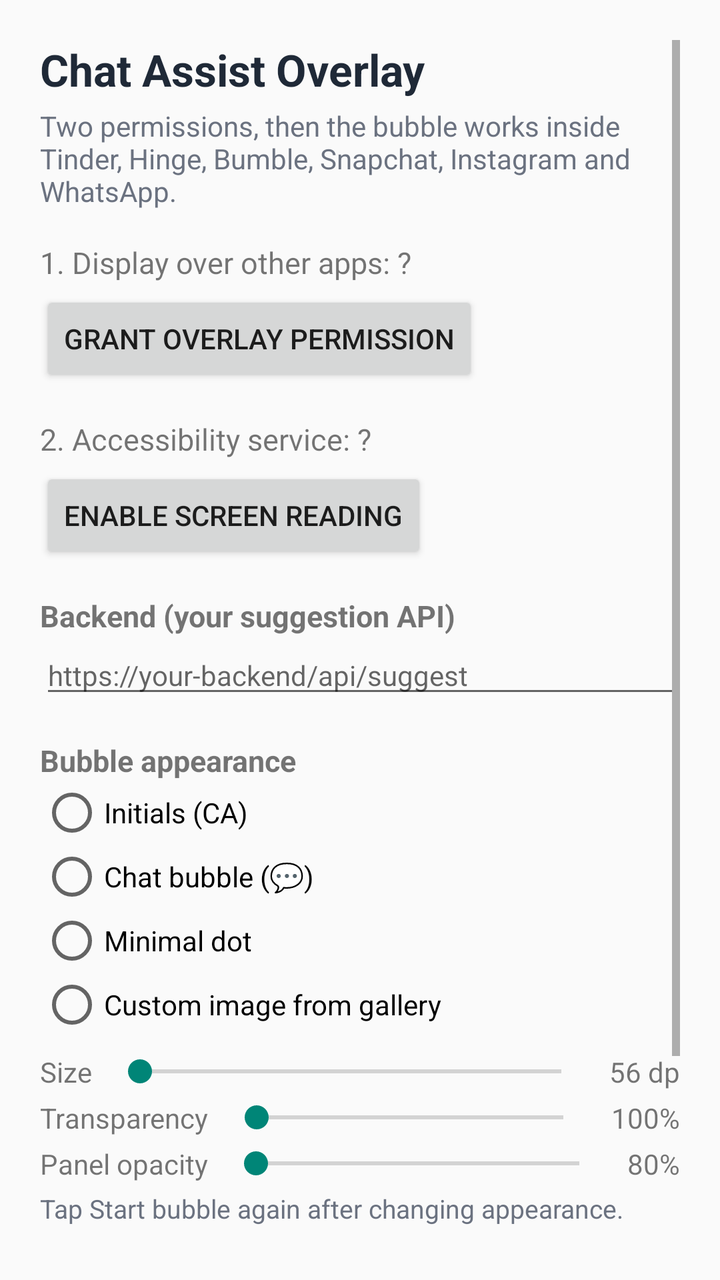
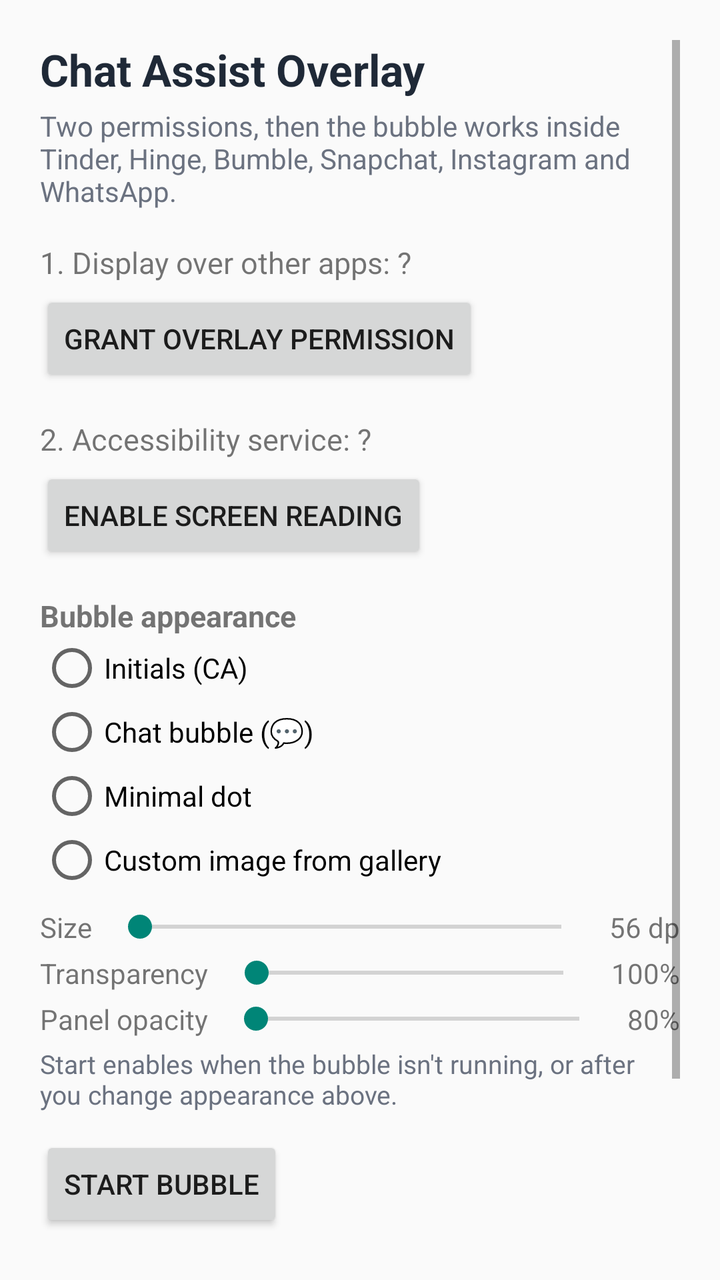

Two renders of the same Android screen: before a commit and after it. Below are the layout's source before the change and the commit's diff.
<!-- AndroidManifest.xml: application theme Theme.ChatAssist -->
<!-- res/layout/activity_main.xml -->
<?xml version="1.0" encoding="utf-8"?>
<ScrollView xmlns:android="http://schemas.android.com/apk/res/android"
    android:layout_width="match_parent"
    android:layout_height="match_parent"
    android:padding="20dp">

    <LinearLayout
        android:layout_width="match_parent"
        android:layout_height="wrap_content"
        android:orientation="vertical">

        <TextView
            android:layout_width="wrap_content"
            android:layout_height="wrap_content"
            android:text="Chat Assist Overlay"
            android:textColor="@color/ink"
            android:textSize="22sp"
            android:textStyle="bold" />

        <TextView
            android:layout_width="wrap_content"
            android:layout_height="wrap_content"
            android:layout_marginTop="4dp"
            android:text="Two permissions, then the bubble works inside Tinder, Hinge, Bumble, Snapchat, Instagram and WhatsApp."
            android:textColor="#6B7280"
            android:textSize="14sp" />

        <TextView
            android:id="@+id/statusOverlay"
            android:layout_width="wrap_content"
            android:layout_height="wrap_content"
            android:layout_marginTop="16dp"
            android:text="1. Display over other apps: ?"
            android:textSize="15sp" />

        <Button
            android:id="@+id/btnOverlay"
            android:layout_width="wrap_content"
            android:layout_height="wrap_content"
            android:layout_marginTop="4dp"
            android:text="Grant overlay permission" />

        <TextView
            android:id="@+id/statusA11y"
            android:layout_width="wrap_content"
            android:layout_height="wrap_content"
            android:layout_marginTop="16dp"
            android:text="2. Accessibility service: ?"
            android:textSize="15sp" />

        <Button
            android:id="@+id/btnA11y"
            android:layout_width="wrap_content"
            android:layout_height="wrap_content"
            android:layout_marginTop="4dp"
            android:text="Enable screen reading" />

        <TextView
            android:layout_width="wrap_content"
            android:layout_height="wrap_content"
            android:layout_marginTop="16dp"
            android:text="Backend (your suggestion API)"
            android:textSize="15sp"
            android:textStyle="bold" />

        <EditText
            android:id="@+id/inputBackendUrl"
            android:layout_width="match_parent"
            android:layout_height="wrap_content"
            android:hint="https://your-backend/api/suggest"
            android:inputType="textUri"
            android:textSize="14sp" />

        <TextView
            android:layout_width="wrap_content"
            android:layout_height="wrap_content"
            android:layout_marginTop="16dp"
            android:text="Bubble appearance"
            android:textSize="15sp"
            android:textStyle="bold" />

        <RadioGroup
            android:id="@+id/iconGroup"
            android:layout_width="match_parent"
            android:layout_height="wrap_content"
            android:orientation="vertical">

            <RadioButton
                android:id="@+id/radioInitials"
                android:layout_width="wrap_content"
                android:layout_height="wrap_content"
                android:text="Initials (CA)" />

            <RadioButton
                android:id="@+id/radioChat"
                android:layout_width="wrap_content"
                android:layout_height="wrap_content"
                android:text="Chat bubble (💬)" />

            <RadioButton
                android:id="@+id/radioDot"
                android:layout_width="wrap_content"
                android:layout_height="wrap_content"
                android:text="Minimal dot" />

            <RadioButton
                android:id="@+id/radioCustom"
                android:layout_width="wrap_content"
                android:layout_height="wrap_content"
                android:text="Custom image from gallery" />
        </RadioGroup>

        <LinearLayout
            android:layout_width="match_parent"
            android:layout_height="wrap_content"
            android:layout_marginTop="8dp"
            android:gravity="center_vertical"
            android:orientation="horizontal">

            <TextView
                android:layout_width="wrap_content"
                android:layout_height="wrap_content"
                android:text="Size"
                android:textSize="14sp" />

            <SeekBar
                android:id="@+id/sizeSeek"
                android:layout_width="0dp"
                android:layout_height="wrap_content"
                android:layout_marginStart="8dp"
                android:layout_weight="1" />

            <TextView
                android:id="@+id/sizeValue"
                android:layout_width="wrap_content"
                android:layout_height="wrap_content"
                android:layout_marginStart="8dp"
                android:text="56 dp"
                android:textSize="14sp" />
        </LinearLayout>

        <LinearLayout
            android:layout_width="match_parent"
            android:layout_height="wrap_content"
            android:layout_marginTop="4dp"
            android:gravity="center_vertical"
            android:orientation="horizontal">

            <TextView
                android:layout_width="wrap_content"
                android:layout_height="wrap_content"
                android:text="Transparency"
                android:textSize="14sp" />

            <SeekBar
                android:id="@+id/alphaSeek"
                android:layout_width="0dp"
                android:layout_height="wrap_content"
                android:layout_marginStart="8dp"
                android:layout_weight="1" />

            <TextView
                android:id="@+id/alphaValue"
                android:layout_width="wrap_content"
                android:layout_height="wrap_content"
                android:layout_marginStart="8dp"
                android:text="100%"
                android:textSize="14sp" />
        </LinearLayout>

        <LinearLayout
            android:layout_width="match_parent"
            android:layout_height="wrap_content"
            android:layout_marginTop="4dp"
            android:gravity="center_vertical"
            android:orientation="horizontal">

            <TextView
                android:layout_width="wrap_content"
                android:layout_height="wrap_content"
                android:text="Panel opacity"
                android:textSize="14sp" />

            <SeekBar
                android:id="@+id/panelAlphaSeek"
                android:layout_width="0dp"
                android:layout_height="wrap_content"
                android:layout_marginStart="8dp"
                android:layout_weight="1" />

            <TextView
                android:id="@+id/panelAlphaValue"
                android:layout_width="wrap_content"
                android:layout_height="wrap_content"
                android:layout_marginStart="8dp"
                android:text="80%"
                android:textSize="14sp" />
        </LinearLayout>

        <TextView
            android:layout_width="wrap_content"
            android:layout_height="wrap_content"
            android:layout_marginTop="4dp"
            android:text="Tap Start bubble again after changing appearance."
            android:textColor="#6B7280"
            android:textSize="13sp" />

        <Button
            android:id="@+id/btnStart"
            android:layout_width="wrap_content"
            android:layout_height="wrap_content"
            android:layout_marginTop="12dp"
            android:text="Start bubble" />

        <Button
            android:id="@+id/btnTest"
            android:layout_width="wrap_content"
            android:layout_height="wrap_content"
            android:layout_marginTop="8dp"
            android:text="Send test suggestion request" />

        <TextView
            android:id="@+id/testResult"
            android:layout_width="wrap_content"
            android:layout_height="wrap_content"
            android:layout_marginTop="8dp"
            android:text=""
            android:textSize="14sp" />
    </LinearLayout>
</ScrollView>
<!-- resources referenced by this layout -->
<resources>
  <color name="ink">#1F2937</color>
  <style name="Theme.ChatAssist" parent="Theme.AppCompat.Light.NoActionBar">
          <item name="colorPrimary">@color/brand</item>
          <item name="colorPrimaryDark">@color/brand_dark</item>
          <item name="android:windowBackground">@color/paper</item>
      </style>
  <color name="brand">#DB2777</color>
  <color name="brand_dark">#9D174D</color>
  <color name="paper">#FAFAFA</color>
</resources>

<!-- the commit's change to res/layout/activity_main.xml (unified diff, before → after) -->
@@ -59,22 +59,6 @@
             android:layout_width="wrap_content"
             android:layout_height="wrap_content"
             android:layout_marginTop="16dp"
-            android:text="Backend (your suggestion API)"
-            android:textSize="15sp"
-            android:textStyle="bold" />
-
-        <EditText
-            android:id="@+id/inputBackendUrl"
-            android:layout_width="match_parent"
-            android:layout_height="wrap_content"
-            android:hint="https://your-backend/api/suggest"
-            android:inputType="textUri"
-            android:textSize="14sp" />
-
-        <TextView
-            android:layout_width="wrap_content"
-            android:layout_height="wrap_content"
-            android:layout_marginTop="16dp"
             android:text="Bubble appearance"
             android:textSize="15sp"
             android:textStyle="bold" />
@@ -201,7 +185,7 @@
             android:layout_width="wrap_content"
             android:layout_height="wrap_content"
             android:layout_marginTop="4dp"
-            android:text="Tap Start bubble again after changing appearance."
+            android:text="Start enables when the bubble isn't running, or after you change appearance above."
             android:textColor="#6B7280"
             android:textSize="13sp" />
 
@@ -226,5 +210,14 @@
             android:layout_marginTop="8dp"
             android:text=""
             android:textSize="14sp" />
+
+        <TextView
+            android:id="@+id/versionFooter"
+            android:layout_width="wrap_content"
+            android:layout_height="wrap_content"
+            android:layout_gravity="center_horizontal"
+            android:layout_marginTop="24dp"
+            android:textColor="#9CA3AF"
+            android:textSize="12sp" />
     </LinearLayout>
 </ScrollView>
